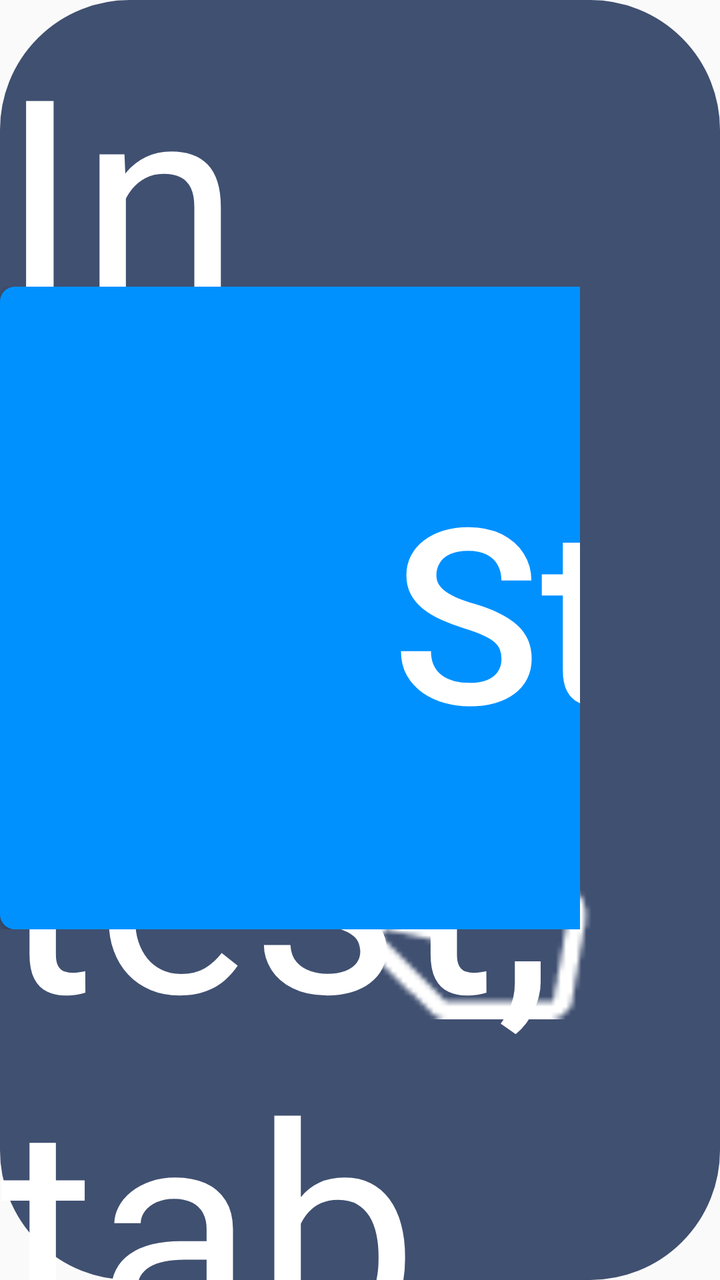
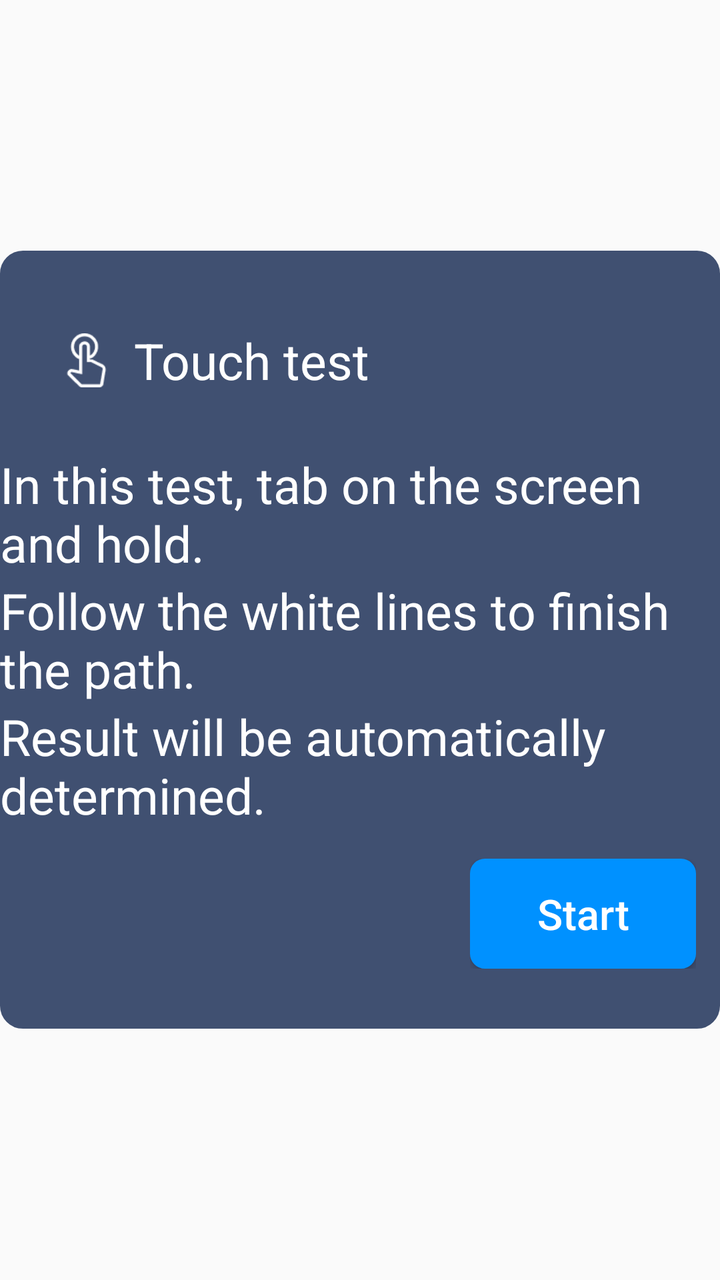

Compare the two renders of this Android layout. The source of the first and the diff that turns it into the second are given below.
<!-- AndroidManifest.xml: application theme NoTitle -->
<!-- res/layout/dialog_touch.xml -->
<?xml version="1.0" encoding="utf-8"?>
<RelativeLayout xmlns:android="http://schemas.android.com/apk/res/android"
    android:layout_width="match_parent"
    android:layout_height="389mm"
    android:background="@drawable/selector_mode_bg">

    <LinearLayout
        android:layout_width="wrap_content"
        android:layout_height="wrap_content"
        android:layout_marginLeft="30mm"
        android:layout_marginTop="38mm"
        android:gravity="center"
        android:orientation="horizontal">

        <ImageView
            android:layout_width="27mm"
            android:layout_height="27mm"
            android:src="@mipmap/touch" />

        <TextView
            android:layout_width="wrap_content"
            android:layout_height="wrap_content"
            android:layout_marginLeft="10mm"
            android:text="@string/touch_name_tile"
            android:textColor="@color/white"
            android:textSize="25mm" />

    </LinearLayout>

    <LinearLayout
        android:layout_width="wrap_content"
        android:layout_height="wrap_content"
        android:layout_centerInParent="true"
        android:orientation="vertical">

        <TextView
            android:layout_width="wrap_content"
            android:layout_height="wrap_content"
            android:text="@string/touch_name_masg_one"
            android:textColor="@color/white"
            android:textSize="25mm" />

        <TextView
            android:layout_width="wrap_content"
            android:layout_height="wrap_content"
            android:text="@string/touch_name_masg_tow"
            android:textColor="@color/white"
            android:textSize="25mm" />

        <TextView
            android:layout_width="wrap_content"
            android:layout_height="wrap_content"
            android:text="@string/touch_name_masg_three"
            android:textColor="@color/white"
            android:textSize="25mm" />

    </LinearLayout>

    <LinearLayout
        android:layout_width="wrap_content"
        android:layout_height="wrap_content"
        android:layout_alignParentRight="true"
        android:layout_alignParentBottom="true"
        android:orientation="horizontal"
        android:paddingRight="12mm"
        android:paddingBottom="30mm">

        <Button
            android:id="@+id/start_button"
            android:layout_width="113mm"
            android:layout_height="55mm"
            android:background="@drawable/r_button_bg"
            android:text="@string/start"
            android:textAllCaps="false"
            android:textColor="@color/white"
            android:textSize="21mm" />



    </LinearLayout>

</RelativeLayout>
<!-- resources referenced by this layout -->
<resources>
  <color name="white">#FFFFFFFF</color>
  <!-- drawable r_button_bg (drawable) -->
  <?xml version="1.0" encoding="utf-8"?>
  <shape
      xmlns:android="http://schemas.android.com/apk/res/android">
      
      <solid
          android:color="@color/colorMainButton" />
      
      <stroke
          android:width="1dp"
          android:color="@color/colorMainButton" />
      
      <size android:height="4mm"/>
      
      <corners
          android:radius="7dp"/>
  
  </shape>
  <!-- drawable selector_mode_bg (drawable) -->
  <?xml version="1.0" encoding="utf-8"?>
  <shape
      xmlns:android="http://schemas.android.com/apk/res/android">
      
      <solid
          android:color="@color/colorMainLight" />
      
      <stroke
      android:width="1dp"
      android:color="@color/colorMainLight" />
      
      <size android:height="4mm"/>
      
      <corners
          android:radius="11mm"/>
  
  </shape>
  <!-- mipmap touch: png bitmap (mipmap-hdpi, 1125 bytes) -->
  <string name="start">Start</string>
  <string name="touch_name_masg_one"> In this test, tab on the screen and hold.</string>
  <string name="touch_name_masg_three"> Result will be automatically determined.</string>
  <string name="touch_name_masg_tow"> Follow the white lines to finish the path.</string>
  <string name="touch_name_tile">Touch test </string>
  <style name="NoTitle" parent="Theme.AppCompat.Light.NoActionBar">
          <item name="colorPrimary">@color/colorMain</item>
          <item name="colorPrimaryDark">@color/colorMain</item>
          <item name="colorAccent">@color/colorMain</item>
          <item name="android:windowFullscreen">true</item>
          <item name="windowActionBar">false</item>
          <item name="windowNoTitle">true</item>
          <item name="android:textAppearanceListItemSmall">@style/listPopupWindow</item>
      </style>
  <color name="colorMainButton">#0091FF</color>
  <color name="colorMainLight">#405071</color>
  <color name="colorMain">#1D2D4B</color>
  <style name="listPopupWindow">
          <item name="android:textSize">25mm</item>
          <item name="android:fontFamily">@font/montserrat_regular</item>
          <item name="android:textColor">@color/black</item>
      </style>
  <color name="black">#FF000000</color>
</resources>

<!-- the commit's change to res/layout/dialog_touch.xml (unified diff, before → after) -->
@@ -1,82 +1,88 @@
 <?xml version="1.0" encoding="utf-8"?>
 <RelativeLayout xmlns:android="http://schemas.android.com/apk/res/android"
     android:layout_width="match_parent"
-    android:layout_height="389mm"
-    android:background="@drawable/selector_mode_bg">
+    android:layout_height="match_parent"
+   >
 
-    <LinearLayout
-        android:layout_width="wrap_content"
-        android:layout_height="wrap_content"
-        android:layout_marginLeft="30mm"
-        android:layout_marginTop="38mm"
-        android:gravity="center"
-        android:orientation="horizontal">
+    <RelativeLayout
+        android:layout_width="600dp"
+        android:layout_height="389dp"
+        android:layout_centerInParent="true"
+        android:background="@drawable/selector_mode_bg">
 
-        <ImageView
-            android:layout_width="27mm"
-            android:layout_height="27mm"
-            android:src="@mipmap/touch" />
 
-        <TextView
+        <LinearLayout
             android:layout_width="wrap_content"
             android:layout_height="wrap_content"
-            android:layout_marginLeft="10mm"
-            android:text="@string/touch_name_tile"
-            android:textColor="@color/white"
-            android:textSize="25mm" />
+            android:layout_marginLeft="30dp"
+            android:layout_marginTop="38dp"
+            android:gravity="center"
+            android:orientation="horizontal">
 
-    </LinearLayout>
+            <ImageView
+                android:layout_width="27dp"
+                android:layout_height="27dp"
+                android:src="@mipmap/touch" />
 
-    <LinearLayout
-        android:layout_width="wrap_content"
-        android:layout_height="wrap_content"
-        android:layout_centerInParent="true"
-        android:orientation="vertical">
+            <TextView
+                android:layout_width="wrap_content"
+                android:layout_height="wrap_content"
+                android:layout_marginLeft="10dp"
+                android:text="@string/touch_name_tile"
+                android:textColor="@color/white"
+                android:textSize="25dp" />
 
-        <TextView
+        </LinearLayout>
+
+        <LinearLayout
             android:layout_width="wrap_content"
             android:layout_height="wrap_content"
-            android:text="@string/touch_name_masg_one"
-            android:textColor="@color/white"
-            android:textSize="25mm" />
+            android:layout_centerInParent="true"
+            android:orientation="vertical">
 
-        <TextView
+            <TextView
+                android:layout_width="wrap_content"
+                android:layout_height="wrap_content"
+                android:text="@string/touch_name_masg_one"
+                android:textColor="@color/white"
+                android:textSize="25dp" />
+
+            <TextView
+                android:layout_width="wrap_content"
+                android:layout_height="wrap_content"
+                android:text="@string/touch_name_masg_tow"
+                android:textColor="@color/white"
+                android:textSize="25dp" />
+
+            <TextView
+                android:layout_width="wrap_content"
+                android:layout_height="wrap_content"
+                android:text="@string/touch_name_masg_three"
+                android:textColor="@color/white"
+                android:textSize="25dp" />
+
+        </LinearLayout>
+
+        <LinearLayout
             android:layout_width="wrap_content"
             android:layout_height="wrap_content"
-            android:text="@string/touch_name_masg_tow"
-            android:textColor="@color/white"
-            android:textSize="25mm" />
+            android:layout_alignParentRight="true"
+            android:layout_alignParentBottom="true"
+            android:orientation="horizontal"
+            android:paddingRight="12dp"
+            android:paddingBottom="30dp">
 
-        <TextView
-            android:layout_width="wrap_content"
-            android:layout_height="wrap_content"
-            android:text="@string/touch_name_masg_three"
-            android:textColor="@color/white"
-            android:textSize="25mm" />
-
-    </LinearLayout>
-
-    <LinearLayout
-        android:layout_width="wrap_content"
-        android:layout_height="wrap_content"
-        android:layout_alignParentRight="true"
-        android:layout_alignParentBottom="true"
-        android:orientation="horizontal"
-        android:paddingRight="12mm"
-        android:paddingBottom="30mm">
-
-        <Button
-            android:id="@+id/start_button"
-            android:layout_width="113mm"
-            android:layout_height="55mm"
-            android:background="@drawable/r_button_bg"
-            android:text="@string/start"
-            android:textAllCaps="false"
-            android:textColor="@color/white"
-            android:textSize="21mm" />
+            <Button
+                android:id="@+id/start_button"
+                android:layout_width="113dp"
+                android:layout_height="55dp"
+                android:background="@drawable/r_button_bg"
+                android:text="@string/start"
+                android:textAllCaps="false"
+                android:textColor="@color/white"
+                android:textSize="21dp" />
 
 
-
-    </LinearLayout>
-
+        </LinearLayout>
+    </RelativeLayout>
 </RelativeLayout>
<!-- resource entries referenced after the edit -->
@@ -31,10 +31,10 @@
       android:width="1dp"
       android:color="@color/colorMainLight" />
       
-      <size android:height="4mm"/>
+      <size android:height="4dp"/>
       
       <corners
-          android:radius="11mm"/>
+          android:radius="11dp"/>
   
   </shape>
   <!-- mipmap touch: png bitmap (mipmap-hdpi, 1125 bytes) -->
